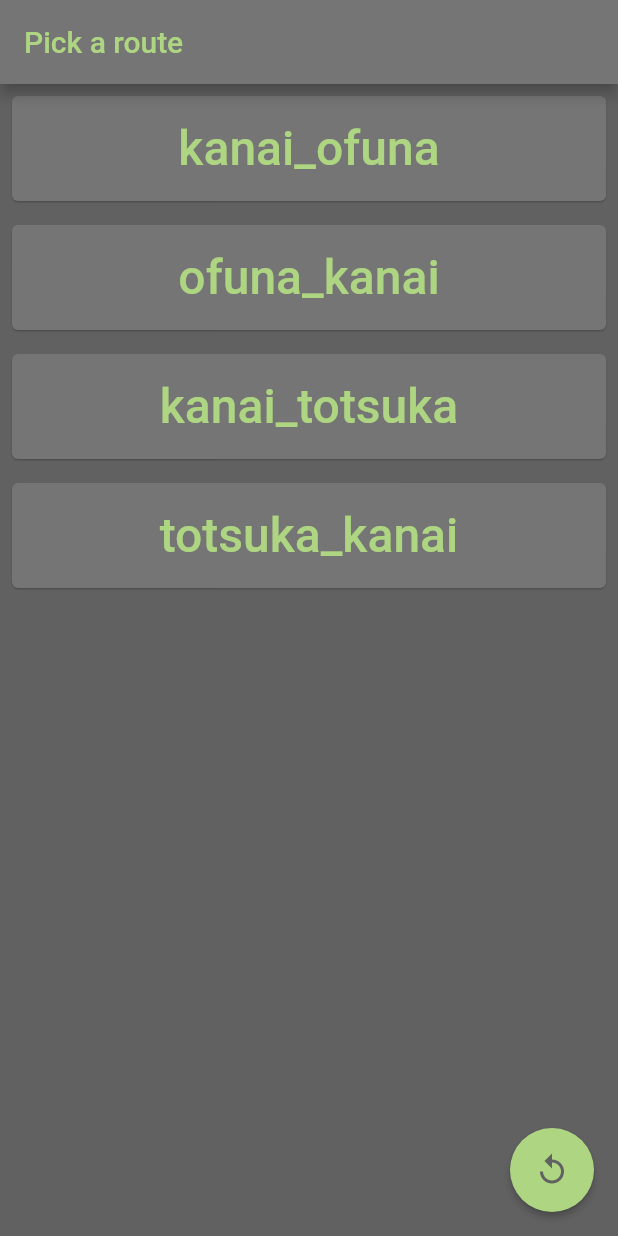
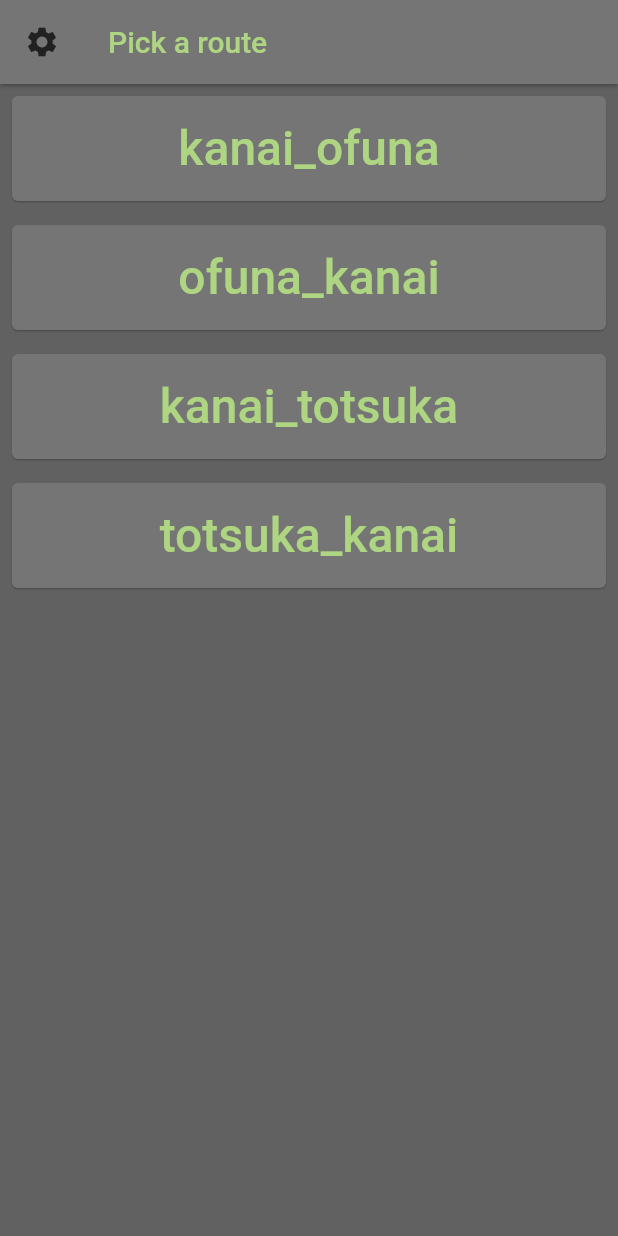
Before and after one commit to calbert1209/bus-warbler, a Flutter app: the screen it shows after launch, on a phone screen of 412 x 824 dp. Run offline on Flutter 3.47's test engine with Material 2 defaults, Android fonts, the light colour scheme and no system bars; our stand-ins replace sqflite; accounts and stored records are empty.

Commit message:
move load action to drawer in route select page

```diff
--- a/lib/main.dart
+++ b/lib/main.dart
@@ -3,6 +3,10 @@ import 'package:flutter/material.dart';
 import 'package:provider/provider.dart';
 import 'package:bus_warbler/pages/home.dart';
 import 'package:bus_warbler/state/app_state.dart';
+
+final lightGrey = Colors.grey.shade600;
+final darkGrey = Colors.grey.shade700;
+final textGreen = Colors.lightGreen.shade300;
 
 void main() {
   final dbService = DatabaseService();
@@ -19,6 +23,25 @@ class App extends StatelessWidget {
       title: 'Bus Warbler',
       theme: ThemeData(
         primarySwatch: Colors.lightGreen,
+        canvasColor: darkGrey,
+        elevatedButtonTheme: ElevatedButtonThemeData(
+          style: ButtonStyle(
+            backgroundColor: MaterialStateColor.resolveWith(
+              (states) => lightGrey,
+            ),
+            foregroundColor: MaterialStateProperty.resolveWith(
+              (states) => textGreen,
+            ),
+            elevation: MaterialStateProperty.resolveWith((states) => 0.5),
+          ),
+        ),
+        textTheme: TextTheme(
+          button: TextStyle(color: textGreen),
+        ),
+        appBarTheme: AppBarTheme(
+          backgroundColor: lightGrey,
+          elevation: 1.0,
+        ),
       ),
       home: ChangeNotifierProvider<AppState>(
         create: (context) => AppState(dbService),
--- a/lib/pages/route.dart
+++ b/lib/pages/route.dart
@@ -65,11 +65,7 @@ class PageBody extends StatelessWidget {
             ),
           );
         } else if (!snapshot.hasData) {
-          return Center(
-            child: LinearProgressIndicator(
-              minHeight: 20.0,
-            ),
-          );
+          return LinearProgressIndicator();
         } else {
           return Center(
             child: ListView(
--- a/lib/pages/route_select.dart
+++ b/lib/pages/route_select.dart
@@ -1,117 +1,39 @@
-import 'dart:convert';
-import 'dart:io';
+import 'package:bus_warbler/widgets/main_drawer.dart';
+import 'package:bus_warbler/widgets/route_select_body.dart';
 import 'package:flutter/material.dart';
-import 'package:provider/provider.dart';
-import 'package:bus_warbler/constants/bus_routes.dart';
-import 'package:bus_warbler/constants/db_consts.dart';
-import 'package:bus_warbler/models/serial_html.dart';
-import 'package:bus_warbler/state/app_state.dart';
 
-Future<String> _fetchRoutePage(BusRouteUrlParts urlParts) async {
-  final url = Uri.https(
-    "www.kanachu.co.jp",
-    "/dia/diagram/send",
-    urlParts.toMap(),
-  );
-  final client = HttpClient();
-  client.badCertificateCallback =
-      ((X509Certificate cert, String host, int port) => true);
-  final request = await client.getUrl(url);
-  HttpClientResponse response = await request.close();
-  return response.transform(utf8.decoder).join();
-}
-
-Future<List<ExtendedScheduleStop>> _fetchAll() async {
-  var stops = <ExtendedScheduleStop>[];
-  for (var entry in busRoutes.entries) {
-    final route = entry.value;
-
-    for (var part in route.parts) {
-      final resp = await _fetchRoutePage(part);
-      final someStops = SerialHtml(resp).stops();
-      stops.addAll(someStops);
-    }
-  }
-  print("Done: ${stops.length}stops");
-  return stops;
-}
-
-void _fetchAndParse(AppState appState) async {
-  if (appState.loading) {
-    return;
-  }
-
-  if (appState.hasStops) {
-    return;
-  }
-
-  appState.loading = true;
-
-  try {
-    final stops = await _fetchAll();
-    await appState.batchInsert(stops);
-  } finally {
-    appState.loading = false;
-    appState.hasStops = true;
-  }
-}
+final lightGrey = Colors.grey.shade600;
+final textGreen = Colors.lightGreen.shade300;
 
 class RouteSelectPage extends StatelessWidget {
   const RouteSelectPage({Key? key}) : super(key: key);
 
   @override
   Widget build(BuildContext context) {
-    final appState = Provider.of<AppState>(context);
-    final lightGrey = Colors.grey.shade600;
-    final darkGrey = Colors.grey.shade700;
-    final foregroundGreen = Colors.lightGreen.shade300;
     return Scaffold(
-      backgroundColor: darkGrey,
       appBar: AppBar(
-        backgroundColor: lightGrey,
-        title: Text('Pick a route',
-            style: TextStyle(
-              color: foregroundGreen,
-            )),
-      ),
-      body: ListView(
-        children: [
-          ...DBConsts.tableNames.map((name) {
-            return Padding(
-              padding: const EdgeInsets.all(8.0),
-              child: ElevatedButton(
-                onPressed: () {
-                  print('$name pressed');
-                  appState.route = name;
-                },
-                style: ButtonStyle(
-                  elevation: MaterialStateProperty.resolveWith((states) => 0.5),
-                  padding: MaterialStateProperty.resolveWith(
-                      (states) => EdgeInsets.all(16.0)),
-                  backgroundColor:
-                      MaterialStateColor.resolveWith((states) => lightGrey),
-                ),
-                child: Text(
-                  name,
-                  style: TextStyle(
-                    color: foregroundGreen,
-                    fontSize: 32.0,
-                  ),
-                ),
-              ),
-            );
-          }),
-        ],
-      ),
-      floatingActionButton: FloatingActionButton(
-        elevation: 2.0,
-        backgroundColor: appState.loading ? Colors.grey : foregroundGreen,
-        onPressed: () => _fetchAndParse(appState),
-        child: Icon(
-          Icons.replay_outlined,
-          color: darkGrey,
+        automaticallyImplyLeading: false,
+        title: Text(
+          'Pick a route',
+          style: TextStyle(
+            color: textGreen,
+          ),
+        ),
+        leading: Builder(
+          builder: (context) => IconButton(
+            icon: Icon(
+              Icons.settings,
+              color: Colors.grey.shade900,
+            ),
+            onPressed: () {
+              Scaffold.of(context).openDrawer();
+            },
+          ),
         ),
       ),
+      body: RouteSelectBody(),
+      drawer: MainDrawer(),
+      drawerEnableOpenDragGesture: false,
     );
   }
 }
--- /dev/null
+++ b/lib/widgets/route_select_body.dart
@@ -0,0 +1,35 @@
+import 'package:flutter/material.dart';
+import 'package:provider/provider.dart';
+import 'package:bus_warbler/constants/db_consts.dart';
+import 'package:bus_warbler/state/app_state.dart';
+
+class RouteSelectBody extends StatelessWidget {
+  const RouteSelectBody({Key? key}) : super(key: key);
+
+  @override
+  Widget build(BuildContext context) {
+    final appState = Provider.of<AppState>(context);
+
+    return ListView(
+      children: [
+        ...DBConsts.tableNames.map((name) {
+          return Padding(
+            padding: const EdgeInsets.all(8.0),
+            child: ElevatedButton(
+              onPressed: () => appState.route = name,
+              child: Padding(
+                padding: const EdgeInsets.all(16.0),
+                child: Text(
+                  name,
+                  style: TextStyle(
+                    fontSize: 32.0,
+                  ),
+                ),
+              ),
+            ),
+          );
+        }),
+      ],
+    );
+  }
+}
```
Also changed, not shown: lib/widgets/main_drawer.dart (added, +104 -0 lines).
